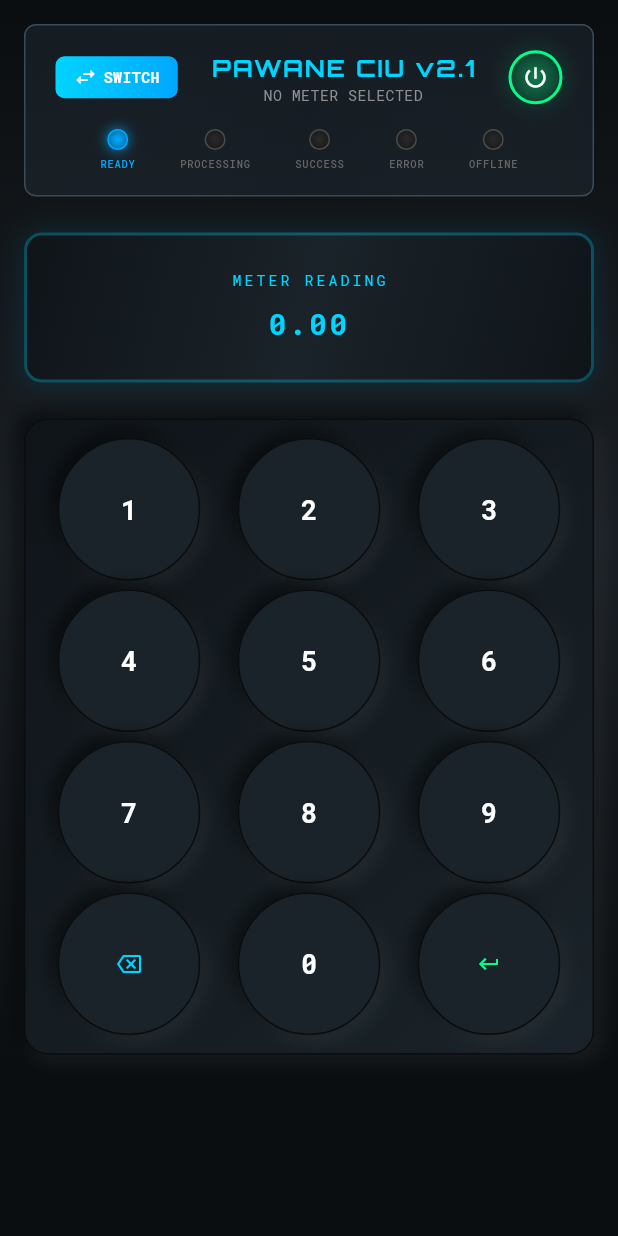
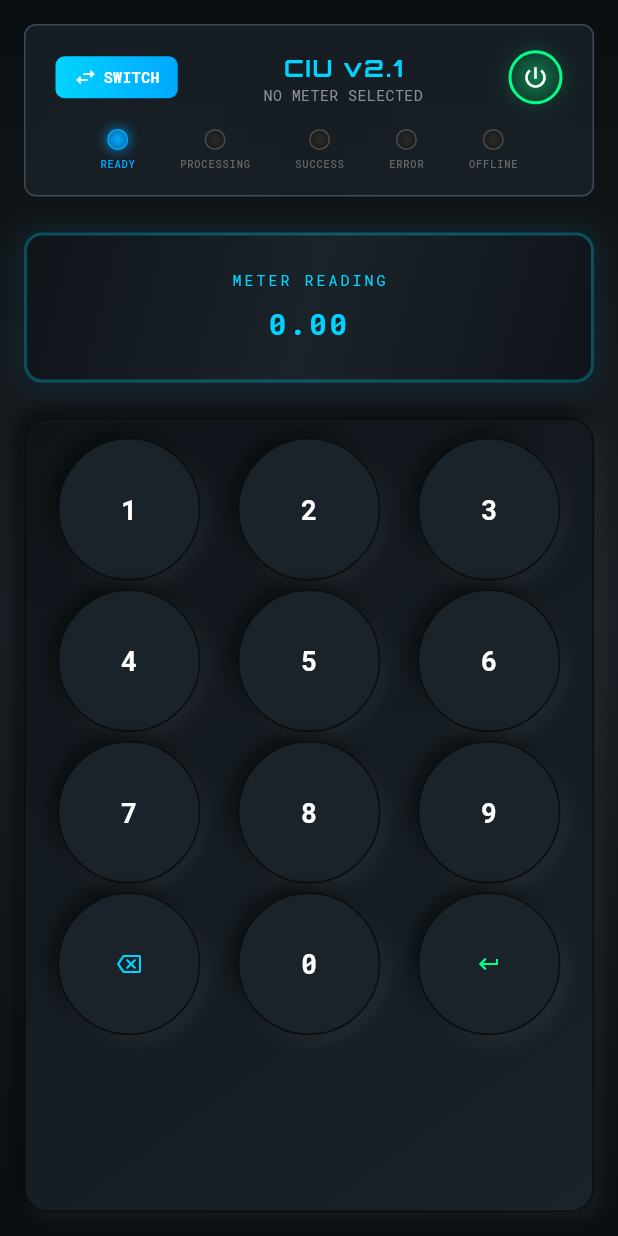
Before and after one commit to benkigera/ciu, a Flutter app: the screen it shows after launch, on a phone screen of 412 x 824 dp. Run offline on Flutter 3.47's test engine with Material 3 defaults, Android fonts, the phone set to English and light mode, and no system bars; our stand-ins replace flutter_riverpod, freezed_annotation, google_fonts, hive, hive_flutter, riverpod_annotation; accounts and stored records are empty; generated files the repository leaves out were written again.

Commit message:
Fix: Resolve keypad layout issues with Expanded and remove SingleChildScrollView

```diff
--- a/lib/main.dart
+++ b/lib/main.dart
@@ -95,11 +95,9 @@ class _CiuScreenState extends ConsumerState<CiuScreen>
           ),
         ),
         child: SafeArea(
-          child: SingleChildScrollView(
           child: Padding(
             padding: const EdgeInsets.all(16.0),
             child: Column(
-                mainAxisSize: MainAxisSize.min,
               children: [
                 _buildHeader(ciuState, ciuNotifier, _pulseAnimation),
                 const SizedBox(height: 24),
@@ -109,19 +107,18 @@ class _CiuScreenState extends ConsumerState<CiuScreen>
                   scanAnimation: _scanAnimation,
                 ),
                 const SizedBox(height: 24),
-                  Keypad(
+                Expanded(
+                  child: Keypad(
                     onKeyPress: (value) {
                       ciuNotifier.handleKeyPress(value);
                       if (value == 'ENTER') {
-                        _scanController.forward().then(
-                          (_) => _scanController.reset(),
-                        );
+                        _scanController.forward().then((_) => _scanController.reset());
                       }
                     },
                     isPowerOn: ciuState.isPowerOn,
                   ),
+                ),
               ],
-              ),
             ),
           ),
         ),
@@ -189,7 +186,7 @@ class _CiuScreenState extends ConsumerState<CiuScreen>
               Column(
                 children: [
                   Text(
-                    'PAWANE CIU v2.1',
+                    'CIU v2.1',
                     style: GoogleFonts.orbitron(
                       fontSize: 16,
                       fontWeight: FontWeight.bold,
```
Lines whose indentation alone changed are shown as unchanged.
